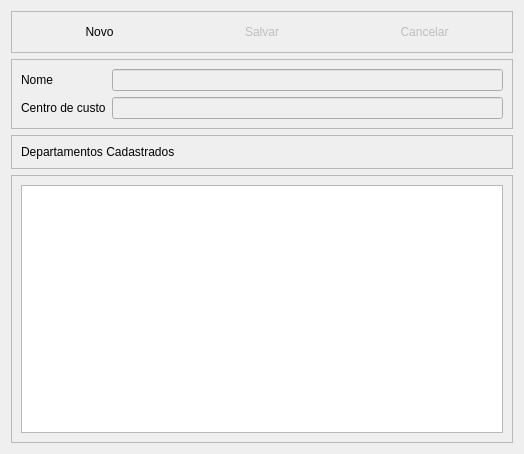
Old version of the form telas/cadastrodepartamento.ui in the repository alissonbf/projeto-coopervap.
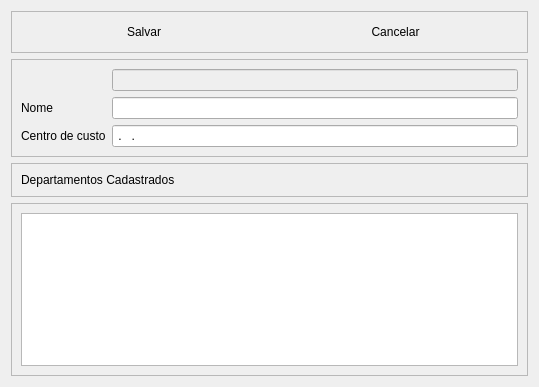
New version of the form. Icons and pictures are not drawn.

Commit message: criação de telas, e implementação do cadastro de departamento

The edit to the form file:
```diff
--- a/telas/cadastrodepartamento.ui
+++ b/telas/cadastrodepartamento.ui
@@ -9,14 +9,18 @@
    <rect>
     <x>0</x>
     <y>0</y>
-    <width>524</width>
-    <height>454</height>
+    <width>539</width>
+    <height>387</height>
    </rect>
   </property>
   <property name="windowTitle">
    <string>Dialog</string>
   </property>
-  <layout class="QVBoxLayout" name="verticalLayout">
+  <property name="windowIcon">
+   <iconset resource="img.qrc">
+    <normaloff>:/newPrefix/images/departamento.png</normaloff>:/newPrefix/images/departamento.png</iconset>
+  </property>
+  <layout class="QVBoxLayout" name="verticalLayout_2">
    <item>
     <widget class="QFrame" name="frame_4">
      <property name="frameShape">
@@ -26,24 +30,10 @@
       <enum>QFrame::Raised</enum>
      </property>
      <layout class="QHBoxLayout" name="horizontalLayout_4">
-      <item>
-       <widget class="QPushButton" name="btNovo">
-        <property name="text">
-         <string>Novo</string>
-        </property>
-        <property name="icon">
-         <iconset resource="img.qrc">
-          <normaloff>:/newPrefix/images/add.png</normaloff>:/newPrefix/images/add.png</iconset>
-        </property>
-        <property name="flat">
-         <bool>true</bool>
-        </property>
-       </widget>
-      </item>
       <item>
        <widget class="QPushButton" name="btSalvar">
         <property name="enabled">
-         <bool>false</bool>
+         <bool>true</bool>
         </property>
         <property name="text">
          <string>Salvar</string>
@@ -60,7 +50,7 @@
       <item>
        <widget class="QPushButton" name="btCancelar_2">
         <property name="enabled">
-         <bool>false</bool>
+         <bool>true</bool>
         </property>
         <property name="text">
          <string>Cancelar</string>
@@ -85,36 +75,46 @@
      <property name="frameShadow">
       <enum>QFrame::Raised</enum>
      </property>
-     <layout class="QHBoxLayout" name="horizontalLayout">
+     <layout class="QVBoxLayout" name="verticalLayout">
       <item>
        <layout class="QFormLayout" name="formLayout_2">
         <property name="fieldGrowthPolicy">
          <enum>QFormLayout::AllNonFixedFieldsGrow</enum>
         </property>
-        <item row="0" column="0">
+        <item row="1" column="0">
          <widget class="QLabel" name="label">
           <property name="text">
            <string>Nome</string>
           </property>
          </widget>
         </item>
-        <item row="0" column="1">
+        <item row="1" column="1">
          <widget class="QLineEdit" name="EditNome">
           <property name="enabled">
-           <bool>false</bool>
+           <bool>true</bool>
           </property>
          </widget>
         </item>
-        <item row="1" column="0">
+        <item row="2" column="0">
          <widget class="QLabel" name="label_2">
           <property name="text">
            <string>Centro de custo</string>
           </property>
          </widget>
         </item>
-        <item row="1" column="1">
+        <item row="2" column="1">
          <widget class="QLineEdit" name="EditCentroCusto">
           <property name="enabled">
+           <bool>true</bool>
+          </property>
+          <property name="inputMask">
+           <string>#.###.### ; </string>
+          </property>
+         </widget>
+        </item>
+        <item row="0" column="1">
+         <widget class="QLineEdit" name="EditID">
+          <property name="enabled">
            <bool>false</bool>
           </property>
          </widget>
@@ -153,7 +153,32 @@
      </property>
      <layout class="QHBoxLayout" name="horizontalLayout_3">
       <item>
-       <widget class="QTableView" name="tabela"/>
+       <widget class="QTableView" name="tabela">
+        <property name="editTriggers">
+         <set>QAbstractItemView::NoEditTriggers</set>
+        </property>
+        <property name="tabKeyNavigation">
+         <bool>false</bool>
+        </property>
+        <property name="alternatingRowColors">
+         <bool>true</bool>
+        </property>
+        <property name="selectionMode">
+         <enum>QAbstractItemView::SingleSelection</enum>
+        </property>
+        <property name="selectionBehavior">
+         <enum>QAbstractItemView::SelectRows</enum>
+        </property>
+        <property name="sortingEnabled">
+         <bool>true</bool>
+        </property>
+        <attribute name="horizontalHeaderShowSortIndicator" stdset="0">
+         <bool>true</bool>
+        </attribute>
+        <attribute name="horizontalHeaderStretchLastSection">
+         <bool>true</bool>
+        </attribute>
+       </widget>
       </item>
      </layout>
     </widget>
```
Left out of the diff: 5 changed lines with no effect on the pictures. The commit also changes 6 other files.
